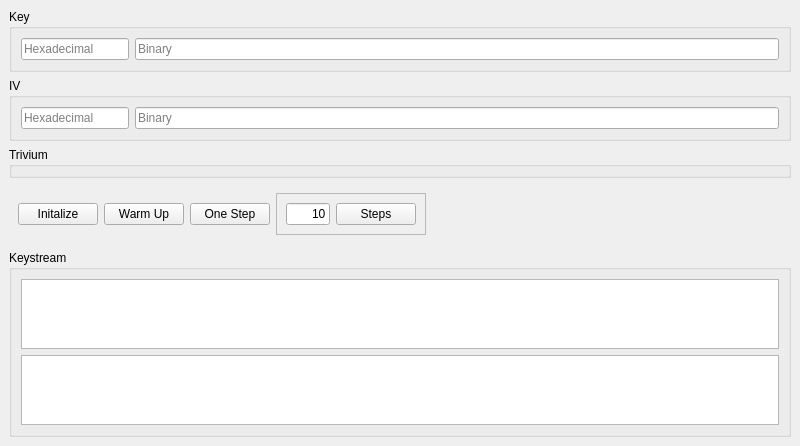
This is trivium/gui/ui/mainwindow.ui in WerthersEchte/advanced_crytography_trivium as Qt 5 draws it before an edit. The edited form follows.
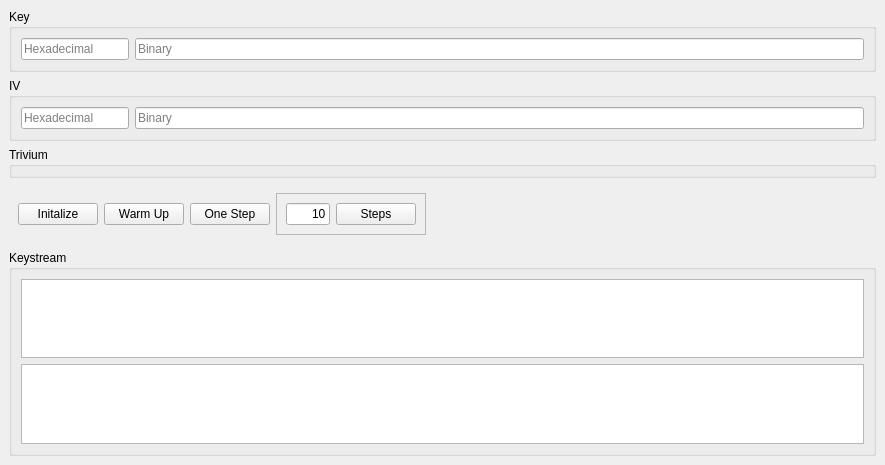
This is the edited form.

Diff of the .ui file:
```diff
--- a/trivium/gui/ui/mainwindow.ui
+++ b/trivium/gui/ui/mainwindow.ui
@@ -6,8 +6,8 @@
    <rect>
     <x>0</x>
     <y>0</y>
-    <width>800</width>
-    <height>410</height>
+    <width>885</width>
+    <height>465</height>
    </rect>
   </property>
   <property name="windowTitle">
@@ -36,6 +36,12 @@
        </item>
        <item>
         <widget class="QLineEdit" name="lEKeyBin">
+         <property name="text">
+          <string/>
+         </property>
+         <property name="maxLength">
+          <number>80</number>
+         </property>
          <property name="placeholderText">
           <string>Binary</string>
          </property>
```
Left out of the diff: 9 changed lines with no effect on the pictures.
